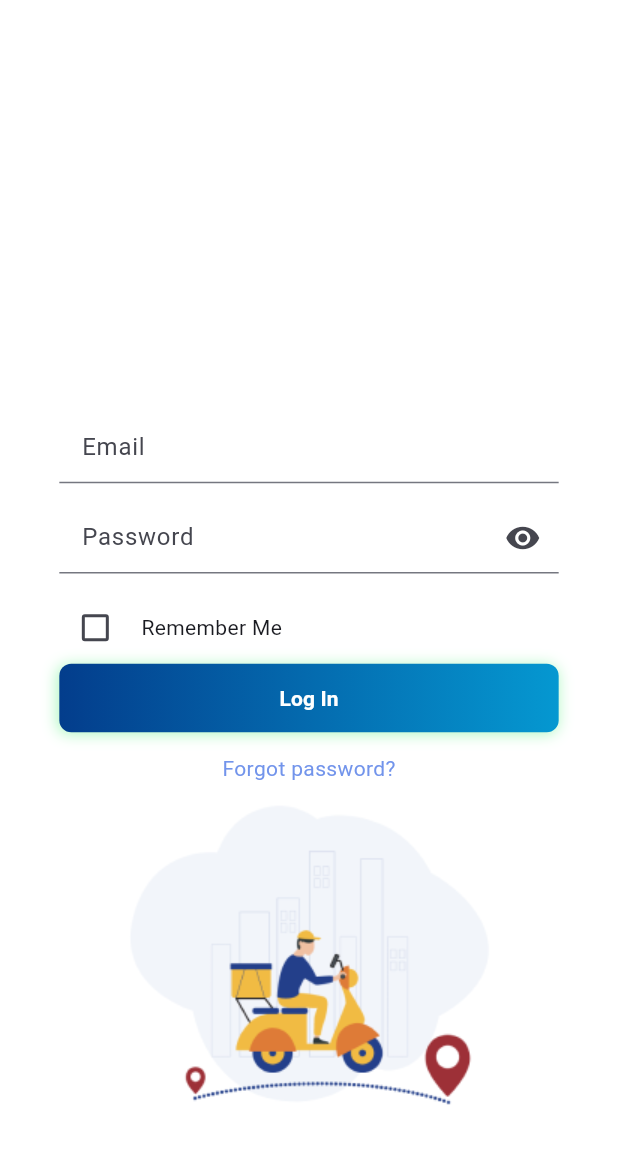
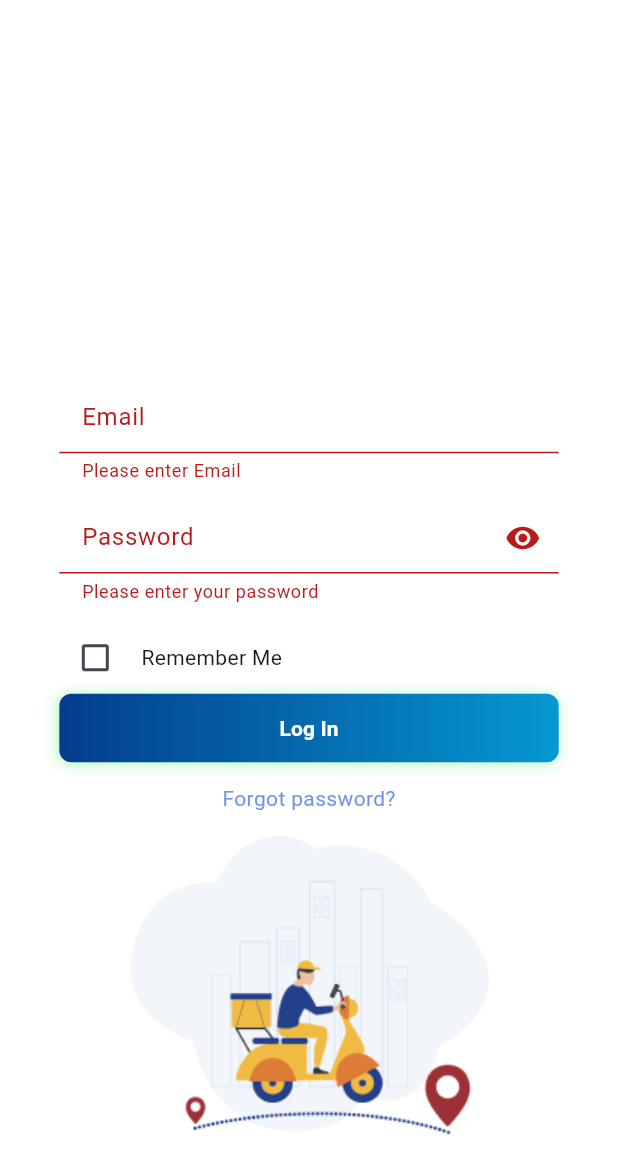
Before and after one commit to Nilupul96/shipping_tracker, a Flutter app: the screen it shows after launch, after a tap on "Log In", on a phone screen of 412 x 824 dp. Shown: the top 1174 px of the screen. Run offline on Flutter 3.47's test engine with Material 3 defaults, Android fonts, the phone set to English and light mode, and no system bars; our stand-ins replace bloc, connectivity_plus, dio, equatable, flutter_rating_bar, flutter_screenutil and 7 more; accounts and stored records are empty; Roboto replaces fonts that are missing (Montserrat).

Commit message:
login field validation added

```diff
--- a/lib/core/app_providers.dart
+++ /dev/null
@@ -1,13 +0,0 @@
-import 'package:provider/provider.dart';
-import 'package:provider/single_child_widget.dart';
-
-/*
-  This file included the providers that we used within the application.add
-
-  Ex-   ChangeNotifierProvider(create: (context) => UserProvider()),
-
-*/
-class AppProviders {
-  static final List<SingleChildWidget> _providers = [];
-  static get providers => _providers;
-}
--- a/lib/core/helpers/utils.dart
+++ b/lib/core/helpers/utils.dart
@@ -1,24 +1,26 @@
 import 'package:flutter/material.dart';
 import 'package:intl/intl.dart';
-import '../widgets/snackbar_dialog.dart';
 
 class Utils {
-  static bool isValidEmail(
-      {required String email, required BuildContext context}) {
-    bool isValid = true;
+  static String? validateEmail({required String email}) {
     if (email.isEmpty) {
-      SnackBarDialog.showSnackBar(context, "Please enter Email");
-      return isValid = false;
+      return "Please enter Email";
     }
 
     bool emailValid = RegExp(
             r"^[a-zA-Z0-9.a-zA-Z0-9.!#$%&'*+-/=?^_`{|}~]+@[a-zA-Z0-9]+\.[a-zA-Z]+")
         .hasMatch(email.trim());
     if (!emailValid) {
-      SnackBarDialog.showSnackBar(context, "Please enter a valid Email");
-      return isValid = false;
+      return "Please enter a valid Email";
     }
-    return isValid;
+    return null;
+  }
+
+  static String? validatePassword({required String password}) {
+    if (password.isEmpty) {
+      return "Please enter your password";
+    }
+    return null;
   }
 
   static validatePhoneNumber(String phoneNumber) {
--- a/lib/features/auth/presentation/pages/login_screen.dart
+++ b/lib/features/auth/presentation/pages/login_screen.dart
@@ -1,11 +1,10 @@
 import 'package:flutter/material.dart';
 import 'package:flutter_screenutil/flutter_screenutil.dart';
-import 'package:flutter_svg/svg.dart';
 import 'package:shipping_tracker/core/app_assets.dart';
 import 'package:shipping_tracker/core/widgets/main_btn.dart';
 import 'package:shipping_tracker/core/widgets/main_text_field.dart';
-
 import '../../../../core/app_colors.dart';
+import '../../../../core/helpers/utils.dart';
 
 class LoginScreen extends StatefulWidget {
   static const routeName = "/";
@@ -20,7 +19,21 @@ class _LoginScreenState extends State<LoginScreen> {
   final _emailController = TextEditingController();
   final _passwordController = TextEditingController();
   bool _isRememberMeEnable = false;
+  bool isAutoValidateModeEnable = false;
   bool _isObsecure = true;
+
+  Future<void> login() async {
+    try {
+      FocusScope.of(context).unfocus();
+      if (!_formKey.currentState!.validate()) {
+        setState(() {
+          isAutoValidateModeEnable = true;
+        });
+        return;
+      }
+    } catch (e) {}
+  }
+
   @override
   Widget build(BuildContext context) {
     return Scaffold(
@@ -31,18 +44,26 @@ class _LoginScreenState extends State<LoginScreen> {
           padding: EdgeInsets.symmetric(horizontal: 36.w),
           child: Center(
             child: SingleChildScrollView(
+              keyboardDismissBehavior: ScrollViewKeyboardDismissBehavior.onDrag,
+              physics: const AlwaysScrollableScrollPhysics(),
               child: Form(
+                autovalidateMode: isAutoValidateModeEnable
+                    ? AutovalidateMode.always
+                    : AutovalidateMode.disabled,
                 key: _formKey,
                 child: Column(
                   mainAxisAlignment: MainAxisAlignment.center,
                   children: [
-                    RSizedBox(height: 200),
+                    const RSizedBox(height: 200),
                     CustomTextFormField(
-                        labelText: "Email",
-                        keyboardType: TextInputType.emailAddress,
-                        textEditingController: _emailController,
-                        hintText: "Enter Your email"),
-                    RSizedBox(
+                      labelText: "Email",
+                      keyboardType: TextInputType.emailAddress,
+                      textEditingController: _emailController,
+                      hintText: "Enter Your email",
+                      validator: (String text) =>
+                          Utils.validateEmail(email: text.trim()),
+                    ),
+                    const RSizedBox(
                       height: 12,
                     ),
                     CustomTextFormField(
@@ -61,8 +82,11 @@ class _LoginScreenState extends State<LoginScreen> {
                           icon: Icon(_isObsecure
                               ? Icons.visibility
                               : Icons.visibility_off),
-                        )),
-                    RSizedBox(
+                        ),
+                        validator: (String text) {
+                          return Utils.validatePassword(password: text.trim());
+                        }),
+                    const RSizedBox(
                       height: 12,
                     ),
                     Row(
@@ -75,17 +99,17 @@ class _LoginScreenState extends State<LoginScreen> {
                                 _isRememberMeEnable = value ?? false;
                               });
                             }),
-                        RSizedBox(
+                        const RSizedBox(
                           width: 6,
                         ),
-                        Text('Remember Me'),
+                        const Text('Remember Me'),
                       ],
                     ),
                     MainBtn(
                       lbl: "Log In",
-                      onClick: () {},
+                      onClick: () => login(),
                     ),
-                    RSizedBox(
+                    const RSizedBox(
                       height: 14,
                     ),
                     InkWell(
--- a/lib/main.dart
+++ b/lib/main.dart
@@ -1,7 +1,5 @@
 import 'package:flutter/material.dart';
 import 'package:flutter_screenutil/flutter_screenutil.dart';
-import 'package:provider/provider.dart';
-import 'core/app_providers.dart';
 import 'core/app_routes.dart';
 import 'core/app_theme.dart';
 import 'core/injection_container.dart';
```
Also changed, not shown: lib/core/helpers/push_notification.dart (deleted, +0 -241 lines), lib/services/social_controllers/apple_signin_controller.dart (deleted, +0 -40 lines), lib/services/social_controllers/fb_signin_controller.dart (deleted, +0 -50 lines), lib/services/social_controllers/google_signin_controller.dart (deleted, +0 -53 lines).
